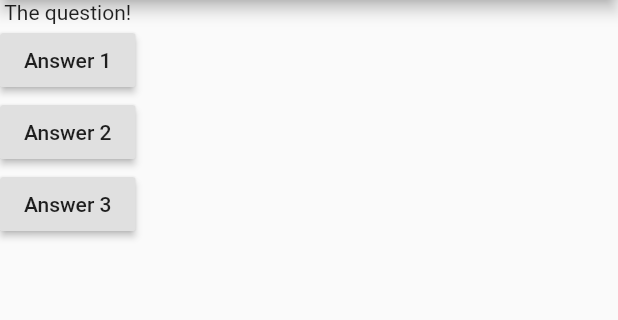
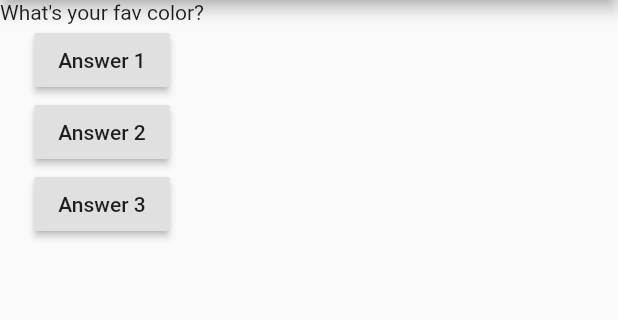
Before and after one commit to bbun0639/first_app, a Flutter app: the screen it shows after launch, after a tap on "Answer 1", on a phone screen of 412 x 824 dp, the part 84-404 px from its top. Run offline on Flutter 3.47's test engine with Material 2 defaults, Android fonts, the phone set to English and light mode, and no system bars.

Commit message:
Select question at index (0,1,2,..)

```diff
--- a/lib/main.dart
+++ b/lib/main.dart
@@ -7,11 +7,9 @@ import 'package:flutter/material.dart';
 void main() => runApp(MyApp());
 
 class MyApp extends StatelessWidget {
-
-  void answerQuestions(){
-    print('Answer chosen!');
+  void answerQuestions() {
+    print('Any Answer chosen!');
   }
-
 
   //inheritance by 'extends'
   @override //decorator
@@ -27,18 +25,23 @@ class MyApp extends StatelessWidget {
         ),
         body: Column(
           children: [
-            Text('The question!'),
+            Text(
+              //questions.elementAt(0),
+              questions[0],
+            ),
             RaisedButton(
               child: Text('Answer 1'),
               onPressed: answerQuestions,
             ),
             RaisedButton(
               child: Text('Answer 2'),
-              onPressed: () => print('Answer 2 chosen!'), //Anonymous () function
+              onPressed: () =>
+                  print('Answer 2 chosen!'), //Anonymous () function
             ),
             RaisedButton(
               child: Text('Answer 3'),
-              onPressed: () {   //Anonymous () function
+              onPressed: () {
+                //Anonymous () function
                 //..
                 print('Answer 3 chosen!');
               },
```
